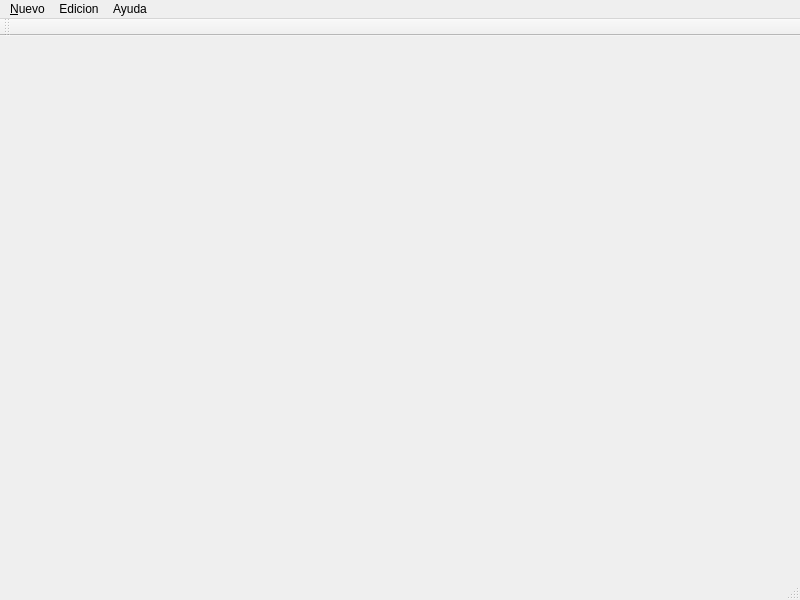
Qt form ParaCompilador/Principal/Occam/mainwindow.ui (harvintoledo/hamat) before a commit.
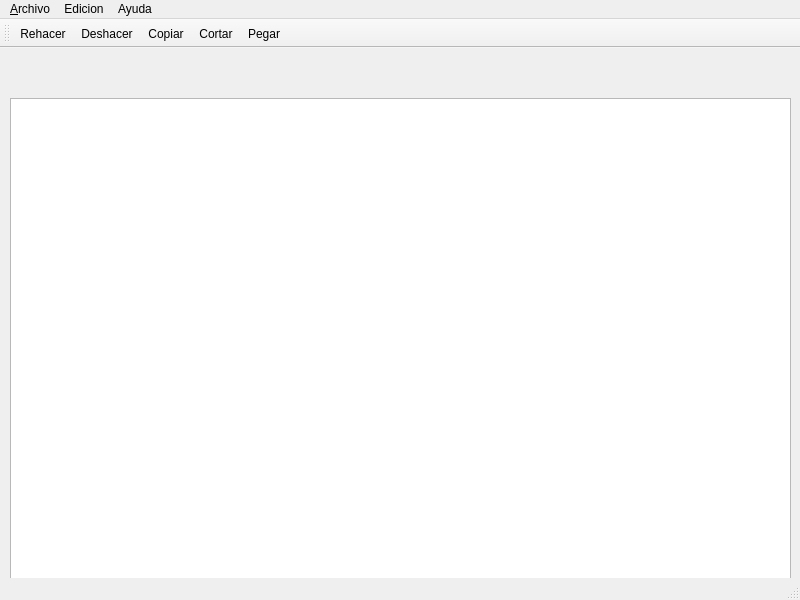
The same form after that commit. Icons and pictures are not drawn.

Commit message: Se ha agregado editor de proyecto y los controles cortar, pegar, abrir proyecto y guardar proyecto. Adicionalmente iconos para los controles copiar, cortar y pegar.

```diff
--- a/ParaCompilador/Principal/Occam/mainwindow.ui
+++ b/ParaCompilador/Principal/Occam/mainwindow.ui
@@ -28,7 +28,24 @@
   <property name="styleSheet">
    <string notr="true"> background-image:url(:/baground);</string>
   </property>
-  <widget class="QWidget" name="centralWidget"/>
+  <widget class="QWidget" name="centralWidget">
+   <widget class="QTextEdit" name="textEdit">
+    <property name="geometry">
+     <rect>
+      <x>10</x>
+      <y>50</y>
+      <width>781</width>
+      <height>491</height>
+     </rect>
+    </property>
+    <property name="font">
+     <font>
+      <family>Courier New</family>
+      <pointsize>12</pointsize>
+     </font>
+    </property>
+   </widget>
+  </widget>
   <widget class="QMenuBar" name="menuBar">
    <property name="geometry">
     <rect>
@@ -40,7 +57,7 @@
    </property>
    <widget class="QMenu" name="menu_Nuevo">
     <property name="title">
-     <string>&amp;Nuevo</string>
+     <string>&amp;Archivo</string>
     </property>
     <addaction name="action_Nuevo"/>
     <addaction name="separator"/>
@@ -80,6 +97,11 @@
    <attribute name="toolBarBreak">
     <bool>false</bool>
    </attribute>
+   <addaction name="action_Rehacer"/>
+   <addaction name="action_Deshacer"/>
+   <addaction name="action_Copiar"/>
+   <addaction name="action_Cortar"/>
+   <addaction name="action_Pegar"/>
   </widget>
   <widget class="QStatusBar" name="statusBar"/>
   <action name="action_Abrir_Proyecto">
```
Left out of the diff: 41 changed lines with no effect on the pictures. The commit also changes 21 other files.
